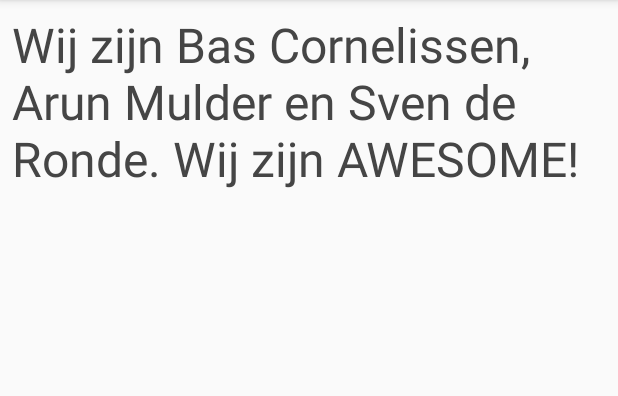
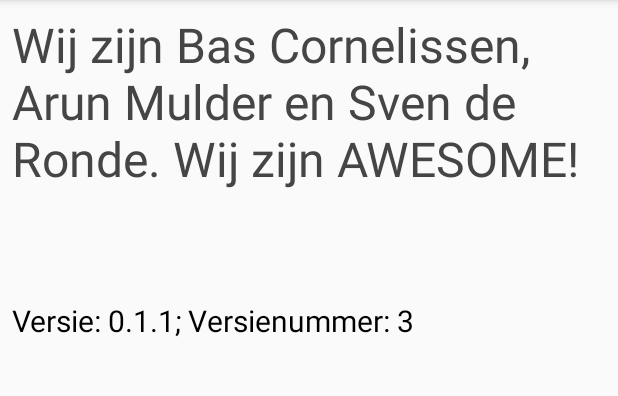
Before and after one commit to svendor/Rijtjessss, an Android app: the fragment About shown on its own in the app's theme, on a phone screen of 412 x 824 dp, the part 84-480 px from its top. Run offline under Robolectric (Android 15) with nearby library versions, the light colour scheme and no system bars.

Commit message:
Version number displayed in the app, under the about(Over) tab

```diff
--- a/app/src/main/java/layout/About.java
+++ b/app/src/main/java/layout/About.java
@@ -2,12 +2,20 @@ package layout;
 
 
 import android.os.Bundle;
+import android.preference.EditTextPreference;
 import android.support.v4.app.Fragment;
+import android.support.v4.app.FragmentManager;
 import android.view.LayoutInflater;
 import android.view.View;
 import android.view.ViewGroup;
+import android.widget.TextView;
 
+import com.absontwikkeling.rijtjes.BuildConfig;
 import com.absontwikkeling.rijtjes.R;
+
+import org.w3c.dom.Text;
+
+import java.text.CollationElementIterator;
 
 /**
  * A simple {@link Fragment} subclass.
@@ -24,7 +32,16 @@ public class About extends Fragment {
     public View onCreateView(LayoutInflater inflater, ViewGroup container,
                              Bundle savedInstanceState) {
         // Inflate the layout for this fragment
-        return inflater.inflate(R.layout.fragment_about, container, false);
+        View view = inflater.inflate(R.layout.fragment_about, container, false);
+
+        TextView versionInfo = (TextView) view.findViewById(R.id.versionInfo);
+
+        String stringCodeText = getResources().getString(R.string.versionCode);
+        String stringNameText = getResources().getString(R.string.versionName);
+
+        versionInfo.setText(stringNameText + BuildConfig.VERSION_NAME + "; " +  stringCodeText + BuildConfig.VERSION_CODE);
+
+        return view;
     }
 
 }
--- a/app/src/main/res/layout/fragment_about.xml
+++ b/app/src/main/res/layout/fragment_about.xml
@@ -27,4 +27,17 @@
         android:layout_marginLeft="8dp"
         android:layout_marginRight="8dp" />
 
+    <TextView
+        android:id="@+id/versionInfo"
+        android:layout_width="wrap_content"
+        android:layout_height="wrap_content"
+        android:layout_marginTop="200dp"
+        android:layout_marginStart="@dimen/standard_margin"
+        android:layout_marginLeft="@dimen/standard_margin"
+        android:text="@string/notGood"
+        android:textColor="@color/colortext"
+        android:textSize="20sp"
+        app:layout_constraintLeft_toLeftOf="parent"
+        app:layout_constraintTop_toTopOf="parent"/>
+
 </android.support.constraint.ConstraintLayout>
--- a/app/src/main/res/values/strings.xml
+++ b/app/src/main/res/values/strings.xml
@@ -45,5 +45,8 @@
 
     <!-- TODO: Remove or change this placeholder text -->
     <string name="hello_blank_fragment">Hello blank fragment</string>
+    <string name="versionName">"Versie: "</string>
+    <string name="notGood">HIER GAAT WAT FOUT!</string>
+    <string name="versionCode">"Versienummer: "</string>
 
 </resources>
```
